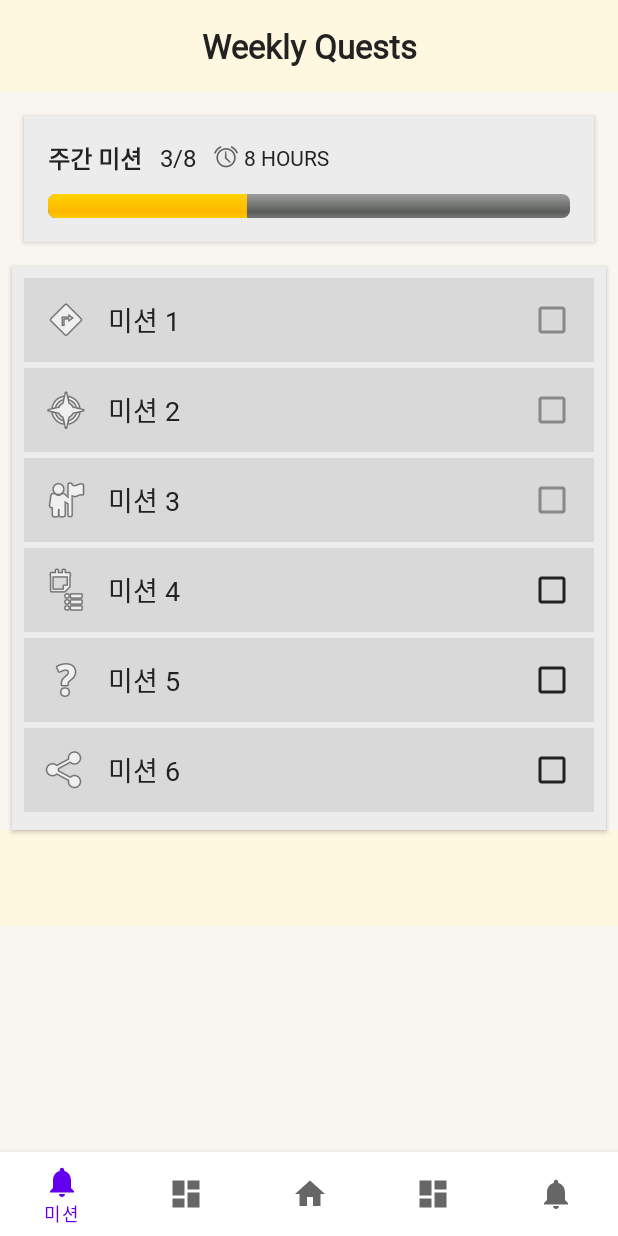
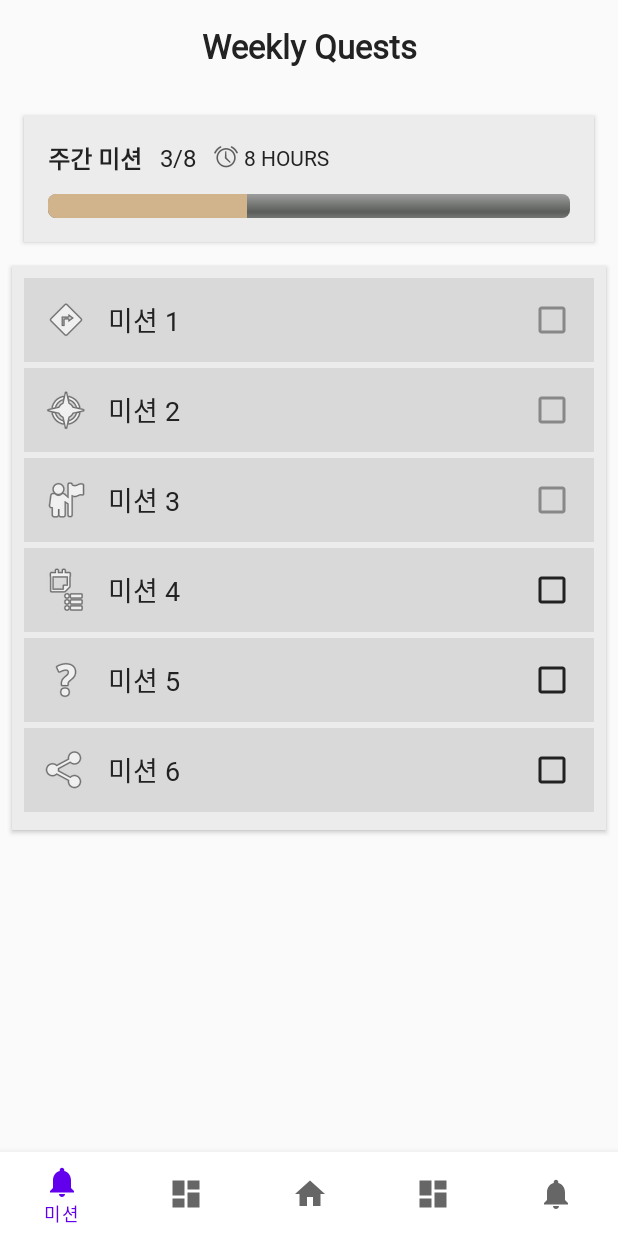
Before and after one commit to TeamAiary/TA_Android, an Android app built with Jetpack Compose: the MissionFragment screen opened through its navigation route, on a phone screen of 412 x 824 dp. Run offline under Robolectric (Android 15) with nearby library versions, the phone set to English and light mode, and no system bars; our stand-ins replace navigation-ui; network calls fail; 4 statements that could not run were skipped.

Commit message:
feat: progress 색 변경

```diff
--- a/app/src/main/res/layout/fragment_mission.xml
+++ b/app/src/main/res/layout/fragment_mission.xml
@@ -4,7 +4,6 @@
     android:layout_width="match_parent"
     android:layout_height="match_parent"
     android:orientation="vertical"
-    android:background="#F9F6F1"
     tools:context=".ui.mission.MissionFragment">
 
     <!-- 상단 타이틀 -->
@@ -16,7 +15,6 @@
         android:textAlignment="center"
         android:textStyle="bold"
         android:textSize="22sp"
-        android:background="#FFF8E1"
         android:padding="16dp"
         android:textColor="#222222" />
 
@@ -25,7 +23,7 @@
         android:layout_width="match_parent"
         android:layout_height="wrap_content"
         android:orientation="vertical"
-        android:background="#ECECEC"
+        android:background="@color/note_beige"
         android:layout_margin="16dp"
         android:padding="16dp"
         android:layout_gravity="center_horizontal"
@@ -82,7 +80,8 @@
             android:progress="38"
             android:max="100"
             android:progressDrawable="@android:drawable/progress_horizontal"
-            android:backgroundTint="#FFF8E1" />
+            android:progressTint="@color/dark_beige"
+            android:backgroundTint="@color/note_beige" />
     </LinearLayout>
 
     <!-- 미션 리스트 -->
@@ -325,7 +324,6 @@
     <!-- 하단 네비게이션 바 공간 확보 (실제 네비게이션은 Activity에서 관리) -->
     <View
         android:layout_width="match_parent"
-        android:layout_height="64dp"
-        android:background="#FFF8E1" />
+        android:layout_height="64dp" />
 
 </LinearLayout>
```
